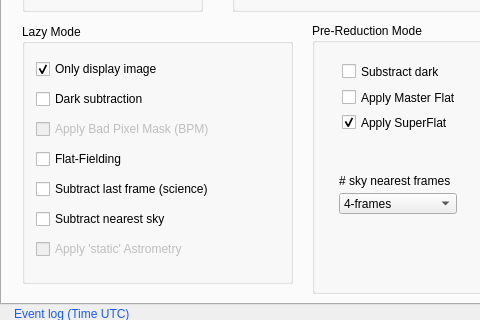
The window that QL4/panicQL.ui (ppmim/PAPI) describes before a commit, drawn with Qt 5; both pictures show x 0 to 480 and y 203 to 523 of the 961 by 729 pixel window.
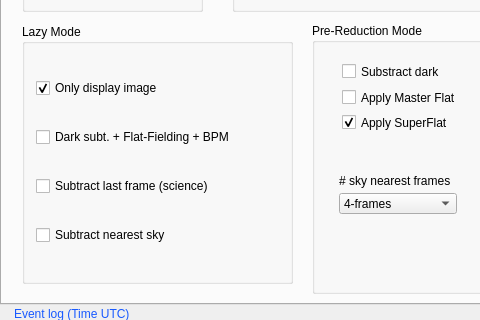
The same window after the commit. The open tabs and pages were chosen to show the change. Icons and pictures are not drawn.

Diff of the .ui file:
```diff
--- a/QL4/panicQL.ui
+++ b/QL4/panicQL.ui
@@ -1729,30 +1729,13 @@
         </widget>
        </item>
        <item>
-        <widget class="QCheckBox" name="checkBox_subDark">
-         <property name="text">
-          <string>Dark subtraction</string>
+        <widget class="QCheckBox" name="checkBox_subDark_FF_BPM">
+         <property name="toolTip">
+          <string>Substract Dark, apply Flat-Field and grab BPM</string>
          </property>
-         <property name="checked">
-          <bool>false</bool>
-         </property>
-        </widget>
-       </item>
-       <item>
-        <widget class="QCheckBox" name="checkBox_appBPM">
-         <property name="enabled">
-          <bool>false</bool>
-         </property>
          <property name="text">
-          <string>Apply Bad Pixel Mask (BPM)</string>
+          <string>Dark subt. + Flat-Fielding + BPM</string>
          </property>
-        </widget>
-       </item>
-       <item>
-        <widget class="QCheckBox" name="checkBox_appFlat">
-         <property name="text">
-          <string>Flat-Fielding</string>
-         </property>
          <property name="checked">
           <bool>false</bool>
          </property>
@@ -1773,15 +1756,8 @@
          <property name="text">
           <string>Subtract nearest sky</string>
          </property>
-        </widget>
-       </item>
-       <item>
-        <widget class="QCheckBox" name="checkBox_appSAstrom">
-         <property name="enabled">
-          <bool>false</bool>
-         </property>
-         <property name="text">
-          <string>Apply 'static' Astrometry</string>
+         <property name="autoExclusive">
+          <bool>true</bool>
          </property>
         </widget>
        </item>
```
Left out of the diff: 12 changed lines with no effect on the pictures.
